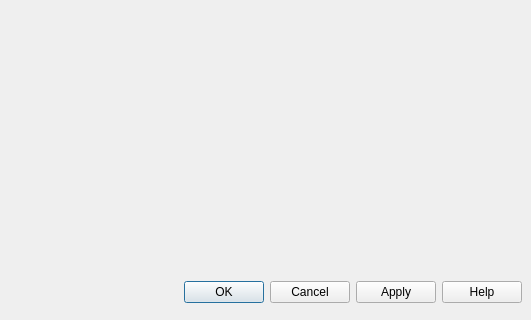
Old version of the form src/ui/dad.ui in the repository pieroproietti/pengui; both pictures show x 269 to 800 and y 280 to 600 of the 800 by 600 pixel window.
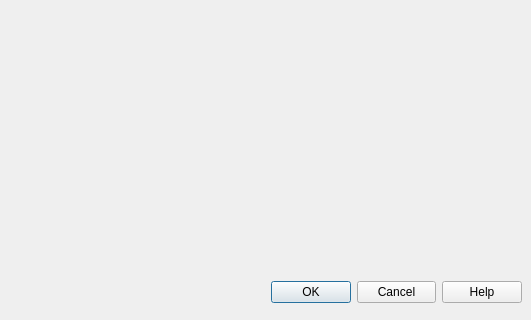
New version of the form. Icons and pictures are not drawn.

What changed in the file:
```diff
--- a/src/ui/dad.ui
+++ b/src/ui/dad.ui
@@ -42,14 +42,14 @@
   <widget class="QDialogButtonBox" name="buttonBox">
    <property name="geometry">
     <rect>
-     <x>420</x>
+     <x>540</x>
      <y>560</y>
-     <width>371</width>
+     <width>251</width>
      <height>24</height>
     </rect>
    </property>
    <property name="standardButtons">
-    <set>QDialogButtonBox::Apply|QDialogButtonBox::Cancel|QDialogButtonBox::Help|QDialogButtonBox::Ok</set>
+    <set>QDialogButtonBox::Cancel|QDialogButtonBox::Help|QDialogButtonBox::Ok</set>
    </property>
   </widget>
   <widget class="QCheckBox" name="checkBoxMakeIsohybrid">
```
Left out of the diff: 4 changed lines with no effect on the pictures.
